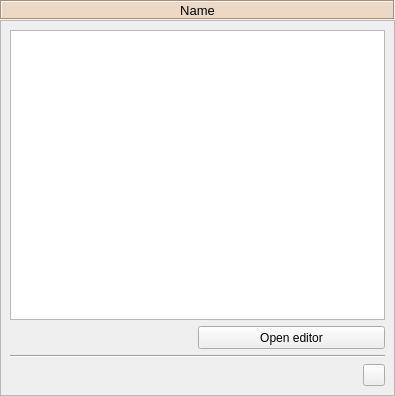
Above: spine_items/view/ui/view_properties.ui from spine-tools/spine-items before the change. Below: the same form after it.
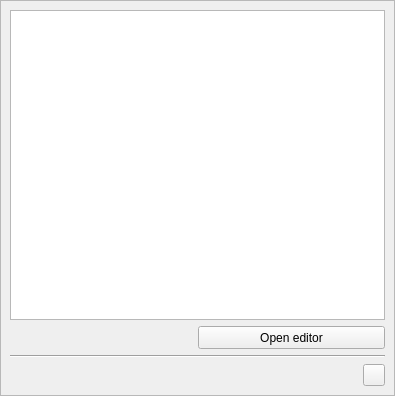
That is the form after the change. Icons and pictures are not drawn. Custom widgets are drawn as their Qt base class.

Commit message: Add icon and color to the name label in item properties

```diff
--- a/spine_items/view/ui/view_properties.ui
+++ b/spine_items/view/ui/view_properties.ui
@@ -41,53 +41,6 @@
    <property name="bottomMargin">
     <number>0</number>
    </property>
-   <item>
-    <widget class="QLabel" name="label_item_name">
-     <property name="sizePolicy">
-      <sizepolicy hsizetype="Preferred" vsizetype="Fixed">
-       <horstretch>0</horstretch>
-       <verstretch>0</verstretch>
-      </sizepolicy>
-     </property>
-     <property name="minimumSize">
-      <size>
-       <width>0</width>
-       <height>20</height>
-      </size>
-     </property>
-     <property name="maximumSize">
-      <size>
-       <width>16777215</width>
-       <height>20</height>
-      </size>
-     </property>
-     <property name="font">
-      <font>
-       <pointsize>10</pointsize>
-       <weight>50</weight>
-       <bold>false</bold>
-      </font>
-     </property>
-     <property name="styleSheet">
-      <string notr="true">background-color: #ecd8c6;</string>
-     </property>
-     <property name="frameShape">
-      <enum>QFrame::Box</enum>
-     </property>
-     <property name="frameShadow">
-      <enum>QFrame::Sunken</enum>
-     </property>
-     <property name="text">
-      <string>Name</string>
-     </property>
-     <property name="alignment">
-      <set>Qt::AlignCenter</set>
-     </property>
-     <property name="wordWrap">
-      <bool>true</bool>
-     </property>
-    </widget>
-   </item>
    <item>
     <widget class="QScrollArea" name="scrollArea_4">
      <property name="widgetResizable">
@@ -99,7 +52,7 @@
         <x>0</x>
         <y>0</y>
         <width>393</width>
-        <height>374</height>
+        <height>394</height>
        </rect>
       </property>
       <layout class="QVBoxLayout" name="verticalLayout_18">
```
The commit also changes 38 other files.
